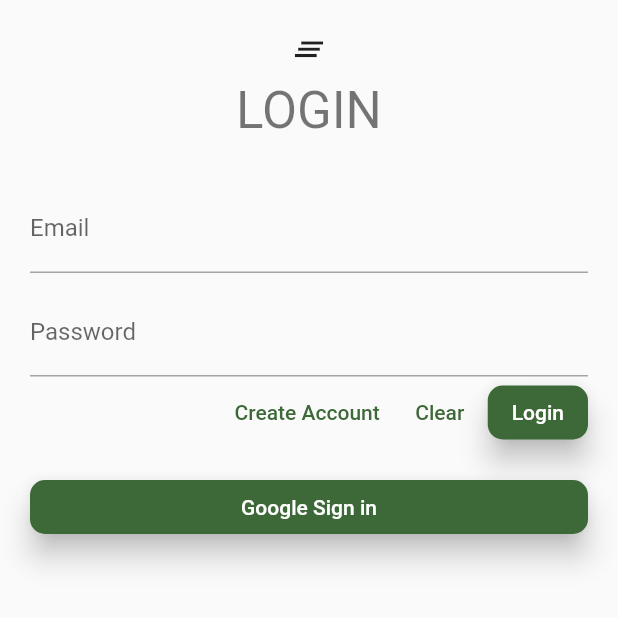
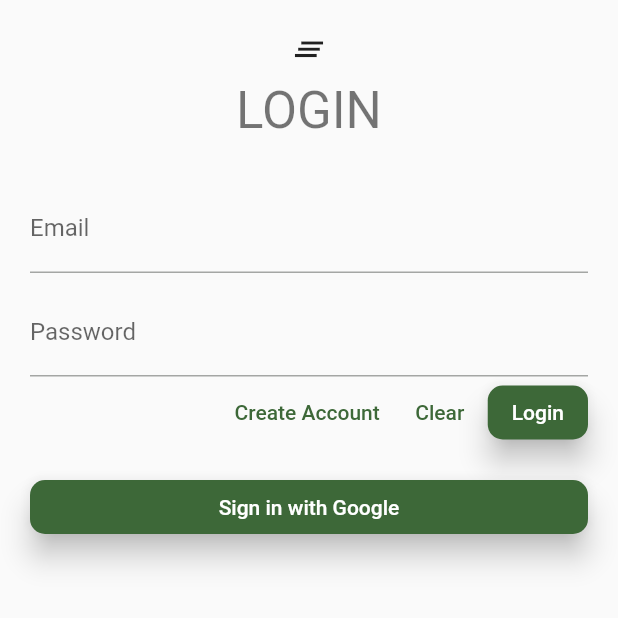
Before and after one commit to AnuradhaDev96/zego_call_app, a Flutter app: the screen it shows after launch, on a phone screen of 412 x 824 dp, the top half of it. Run offline on Flutter 3.47's test engine with Material 2 defaults, Android fonts, the phone set to English and light mode, and no system bars; our stand-ins replace awesome_notifications, badges, cloud_firestore, firebase_auth, firebase_core, firebase_messaging and 4 more; missing offline and left inert: flutter_stripe, zego_uikit_prebuilt_call, zego_uikit_signaling_plugin; accounts and stored records are empty.

Commit message:
Fixed defects

```diff
--- a/lib/main.dart
+++ b/lib/main.dart
@@ -74,8 +74,7 @@ class MyApp extends StatefulWidget {
 }
 
 class _MyAppState extends State<MyApp> with WidgetsBindingObserver{
-  // This widget is the root of your application.
-  // static final GlobalKey<NavigatorState> navigatorKey = GlobalKey<NavigatorState>();
+
   @override
   void initState() {
     super.initState();
--- a/lib/services/firebase_service.dart
+++ b/lib/services/firebase_service.dart
@@ -257,7 +257,7 @@ class FirebaseService {
   static Stream<bool> get currentSubscriptionStream => _userSubscriptionController.stream;
 
   static Future<void> setOnlineStatus(OnlineStatus onlineStatus) async {
-    print("Online status based on app: ${onlineStatus.toDisplayString()}");
+    if (_auth.currentUser != null) {
       final document = await _store.collection("users").doc(_auth.currentUser!.uid).get();
 
       if (document.exists) {
@@ -269,3 +269,4 @@ class FirebaseService {
       }
     }
   }
+}
--- a/lib/zego/login_page.dart
+++ b/lib/zego/login_page.dart
@@ -81,7 +81,7 @@ class LoginPage extends StatelessWidget {
                   borderRadius: BorderRadius.circular(10.0),
                 ),
               ),
-              child: const Text("Google Sign in"),
+              child: const Text("Sign in with Google"),
             ),
           ],
         ),
```
Also changed, not shown: lib/zego/dashboard_page.dart (+12 -4 lines). Lines whose indentation alone changed are shown as unchanged.
